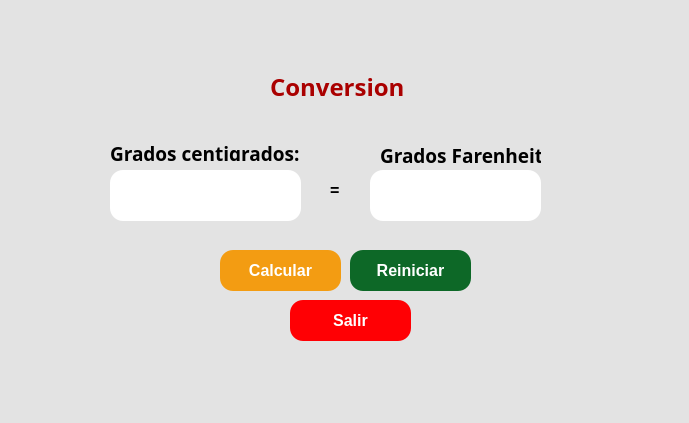
Old version of the form Unidad 2/Ejercicios/E01_Ejercicio1.ui in the repository Emanuel-Izaguirre-Cortes-03/Pip_2025_1_eq_4_i.
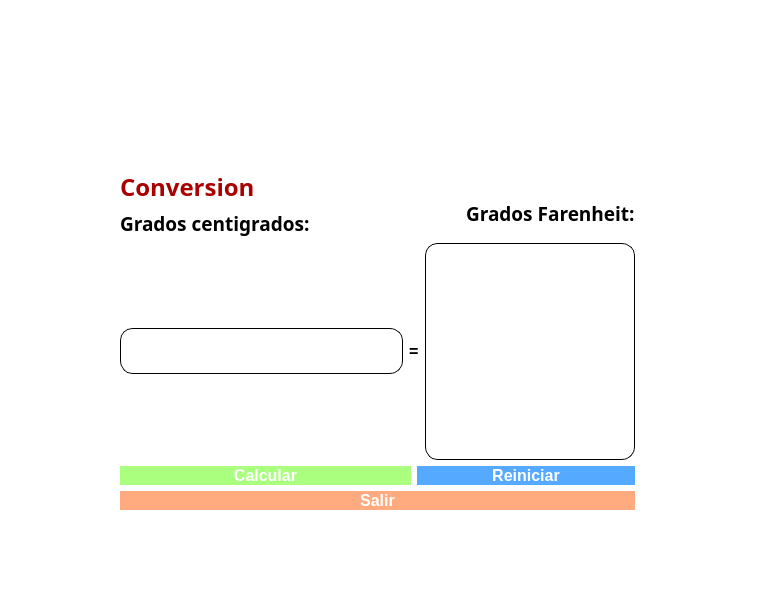
New version of the form. Icons and pictures are not drawn.

The edit to the form file:
```diff
--- a/Unidad 2/Ejercicios/E01_Ejercicio1.ui
+++ b/Unidad 2/Ejercicios/E01_Ejercicio1.ui
@@ -6,24 +6,25 @@
    <rect>
     <x>0</x>
     <y>0</y>
-    <width>689</width>
-    <height>423</height>
+    <width>784</width>
+    <height>614</height>
    </rect>
   </property>
   <property name="windowTitle">
    <string>MainWindow</string>
   </property>
   <property name="styleSheet">
-   <string notr="true">background-color: rgb(227, 227, 227);</string>
+   <string notr="true">background-color: rgb(227, 227, 227);
+background-color: rgb(255, 255, 255);</string>
   </property>
   <widget class="QWidget" name="centralwidget">
    <widget class="QLabel" name="label_3">
     <property name="geometry">
      <rect>
-      <x>0</x>
-      <y>0</y>
-      <width>171</width>
-      <height>51</height>
+      <x>40</x>
+      <y>20</y>
+      <width>191</width>
+      <height>111</height>
      </rect>
     </property>
     <property name="text">
@@ -39,10 +40,10 @@
    <widget class="QLabel" name="label_4">
     <property name="geometry">
      <rect>
-      <x>530</x>
-      <y>0</y>
-      <width>161</width>
-      <height>51</height>
+      <x>540</x>
+      <y>30</y>
+      <width>191</width>
+      <height>91</height>
      </rect>
     </property>
     <property name="text">
@@ -55,63 +56,37 @@
      <bool>true</bool>
     </property>
    </widget>
-   <widget class="QLabel" name="label_5">
+   <widget class="QWidget" name="">
     <property name="geometry">
      <rect>
-      <x>590</x>
-      <y>290</y>
-      <width>91</width>
-      <height>81</height>
+      <x>120</x>
+      <y>170</y>
+      <width>515</width>
+      <height>340</height>
      </rect>
     </property>
+    <layout class="QGridLayout" name="gridLayout">
+     <item row="0" column="0" rowspan="2" colspan="5">
+      <widget class="QLabel" name="label_6">
     <property name="font">
      <font>
-      <pointsize>8</pointsize>
-     </font>
-    </property>
-    <property name="cursor">
-     <cursorShape>ArrowCursor</cursorShape>
-    </property>
+         <family>Segoe UI Black</family>
+         <pointsize>12</pointsize>
+         <weight>75</weight>
+         <bold>true</bold>
+        </font>
+       </property>
     <property name="styleSheet">
-     <string notr="true"/>
+        <string notr="true">color: rgb(0, 0, 0);
+alternate-background-color: rgb(16, 16, 16);</string>
     </property>
     <property name="text">
-     <string/>
-    </property>
-    <property name="pixmap">
-     <pixmap>../../../../3D Objects/Castor.jpg</pixmap>
-    </property>
-    <property name="scaledContents">
-     <bool>true</bool>
-    </property>
-   </widget>
-   <widget class="QLabel" name="label">
-    <property name="geometry">
-     <rect>
-      <x>110</x>
-      <y>140</y>
-      <width>201</width>
-      <height>21</height>
-     </rect>
-    </property>
-    <property name="font">
-     <font>
-      <family>Rockwell</family>
-     </font>
-    </property>
-    <property name="text">
-     <string>&lt;html&gt;&lt;head/&gt;&lt;body&gt;&lt;p&gt;&lt;span style=&quot; font-size:14pt; font-weight:600;&quot;&gt;Grados centigrados:&lt;/span&gt;&lt;/p&gt;&lt;/body&gt;&lt;/html&gt;</string>
-    </property>
-   </widget>
+        <string>&lt;html&gt;&lt;head/&gt;&lt;body&gt;&lt;p&gt;&lt;span style=&quot; font-size:18pt; color:#aa0000;&quot;&gt;Conversion&lt;/span&gt;&lt;/p&gt;&lt;/body&gt;&lt;/html&gt;</string>
+       </property>
+      </widget>
+     </item>
+     <item row="1" column="4" rowspan="2">
    <widget class="QLabel" name="label_2">
-    <property name="geometry">
-     <rect>
-      <x>380</x>
-      <y>140</y>
-      <width>161</width>
-      <height>31</height>
-     </rect>
-    </property>
     <property name="font">
      <font>
       <family>Rockwell Condensed</family>
@@ -123,109 +98,46 @@
      <string>&lt;html&gt;&lt;head/&gt;&lt;body&gt;&lt;p&gt;&lt;span style=&quot; font-size:14pt; font-weight:600;&quot;&gt;Grados Farenheit:&lt;/span&gt;&lt;/p&gt;&lt;/body&gt;&lt;/html&gt;</string>
     </property>
    </widget>
-   <widget class="QLabel" name="label_6">
-    <property name="geometry">
-     <rect>
-      <x>270</x>
-      <y>70</y>
-      <width>141</width>
-      <height>31</height>
-     </rect>
-    </property>
+     </item>
+     <item row="2" column="0">
+      <widget class="QLabel" name="label">
     <property name="font">
      <font>
-      <family>Segoe UI Black</family>
-      <pointsize>12</pointsize>
-      <weight>75</weight>
-      <bold>true</bold>
+         <family>Rockwell</family>
      </font>
     </property>
     <property name="text">
-     <string>&lt;html&gt;&lt;head/&gt;&lt;body&gt;&lt;p&gt;&lt;span style=&quot; font-size:18pt; color:#aa0000;&quot;&gt;Conversion&lt;/span&gt;&lt;/p&gt;&lt;/body&gt;&lt;/html&gt;</string>
-    </property>
-   </widget>
-   <widget class="QPushButton" name="btn_reiniciar">
-    <property name="geometry">
-     <rect>
-      <x>350</x>
-      <y>250</y>
-      <width>121</width>
-      <height>41</height>
-     </rect>
-    </property>
-    <property name="font">
-     <font>
-      <pointsize>12</pointsize>
-      <weight>75</weight>
-      <bold>true</bold>
-     </font>
-    </property>
-    <property name="styleSheet">
-     <string notr="true">color: rgb(255, 255, 255);
-background-color: rgb(13, 104, 39);
-border-radius:13px;
-</string>
-    </property>
-    <property name="text">
-     <string>Reiniciar</string>
-    </property>
-   </widget>
+        <string>&lt;html&gt;&lt;head/&gt;&lt;body&gt;&lt;p&gt;&lt;span style=&quot; font-size:14pt; font-weight:600;&quot;&gt;Grados centigrados:&lt;/span&gt;&lt;/p&gt;&lt;/body&gt;&lt;/html&gt;</string>
+       </property>
+      </widget>
+     </item>
+     <item row="3" column="0">
    <widget class="QLineEdit" name="txt_centigrados">
-    <property name="geometry">
-     <rect>
-      <x>110</x>
-      <y>170</y>
-      <width>191</width>
-      <height>51</height>
-     </rect>
-    </property>
     <property name="font">
      <font>
-      <pointsize>14</pointsize>
+         <pointsize>28</pointsize>
      </font>
     </property>
     <property name="styleSheet">
      <string notr="true">background-color: rgb(255, 255, 255);
-border-radius:13px;</string>
-    </property>
-    <property name="text">
-     <string/>
-    </property>
-   </widget>
-   <widget class="QPushButton" name="btn_calcular">
-    <property name="geometry">
-     <rect>
-      <x>220</x>
-      <y>250</y>
-      <width>121</width>
-      <height>41</height>
-     </rect>
-    </property>
-    <property name="font">
-     <font>
-      <pointsize>12</pointsize>
-      <weight>75</weight>
-      <bold>true</bold>
-     </font>
-    </property>
-    <property name="styleSheet">
-     <string notr="true">background-color: #F39C12;
+border-color: rgb(0, 0, 0);
 border-radius:13px;
-color: rgb(255, 255, 255);</string>
+border:1.3px solid black;</string>
     </property>
     <property name="text">
-     <string>Calcular</string>
-    </property>
-   </widget>
+        <string/>
+       </property>
+      </widget>
+     </item>
+     <item row="3" column="1" colspan="2">
+      <widget class="QLabel" name="label_7">
+       <property name="text">
+        <string>&lt;html&gt;&lt;head/&gt;&lt;body&gt;&lt;p&gt;&lt;span style=&quot; font-size:12pt; font-weight:600;&quot;&gt;=&lt;/span&gt;&lt;/p&gt;&lt;/body&gt;&lt;/html&gt;</string>
+       </property>
+      </widget>
+     </item>
+     <item row="3" column="3" colspan="2">
    <widget class="QTextEdit" name="txt_farenheit">
-    <property name="geometry">
-     <rect>
-      <x>370</x>
-      <y>170</y>
-      <width>171</width>
-      <height>51</height>
-     </rect>
-    </property>
     <property name="font">
      <font>
       <pointsize>14</pointsize>
@@ -233,7 +145,10 @@
     </property>
     <property name="styleSheet">
      <string notr="true">background-color: rgb(255, 255, 255);
-border-radius:13px;</string>
+border-radius:13px;
+border-color: rgb(0, 0, 0);
+border-radius:13px;
+border:1.3px solid black;</string>
     </property>
     <property name="html">
      <string>&lt;!DOCTYPE HTML PUBLIC &quot;-//W3C//DTD HTML 4.0//EN&quot; &quot;http://www.w3.org/TR/REC-html40/strict.dtd&quot;&gt;
@@ -243,28 +158,49 @@
 &lt;p style=&quot;-qt-paragraph-type:empty; margin-top:0px; margin-bottom:0px; margin-left:0px; margin-right:0px; -qt-block-indent:0; text-indent:0px; font-size:8.25pt;&quot;&gt;&lt;br /&gt;&lt;/p&gt;&lt;/body&gt;&lt;/html&gt;</string>
     </property>
    </widget>
-   <widget class="QLabel" name="label_7">
-    <property name="geometry">
-     <rect>
-      <x>330</x>
-      <y>180</y>
-      <width>31</width>
-      <height>21</height>
-     </rect>
-    </property>
+     </item>
+     <item row="4" column="0" colspan="2">
+      <widget class="QPushButton" name="btn_calcular">
+       <property name="font">
+        <font>
+         <pointsize>12</pointsize>
+         <weight>75</weight>
+         <bold>true</bold>
+        </font>
+       </property>
+       <property name="styleSheet">
+        <string notr="true">background-color: #F39C12;
+background-color: rgb(170, 255, 127);
+border-radius:13px;
+color: rgb(255, 255, 255);</string>
+       </property>
     <property name="text">
-     <string>&lt;html&gt;&lt;head/&gt;&lt;body&gt;&lt;p&gt;&lt;span style=&quot; font-size:12pt; font-weight:600;&quot;&gt;=&lt;/span&gt;&lt;/p&gt;&lt;/body&gt;&lt;/html&gt;</string>
-    </property>
-   </widget>
+        <string>Calcular</string>
+       </property>
+      </widget>
+     </item>
+     <item row="4" column="2" colspan="3">
+      <widget class="QPushButton" name="btn_reiniciar">
+       <property name="font">
+        <font>
+         <pointsize>12</pointsize>
+         <weight>75</weight>
+         <bold>true</bold>
+        </font>
+       </property>
+       <property name="styleSheet">
+        <string notr="true">color: rgb(255, 255, 255);
+border-radius:13px;
+background-color: rgb(85, 170, 255);
+</string>
+       </property>
+       <property name="text">
+        <string>Reiniciar</string>
+       </property>
+      </widget>
+     </item>
+     <item row="5" column="0" colspan="5">
    <widget class="QPushButton" name="btn_salir">
-    <property name="geometry">
-     <rect>
-      <x>290</x>
-      <y>300</y>
-      <width>121</width>
-      <height>41</height>
-     </rect>
-    </property>
     <property name="font">
      <font>
       <pointsize>12</pointsize>
@@ -274,14 +210,17 @@
     </property>
     <property name="styleSheet">
      <string notr="true">color: rgb(255, 255, 255);
-background-color: rgb(255, 0, 4);
 border-radius:13px;
+background-color: rgb(255, 170, 127);
 </string>
     </property>
     <property name="text">
      <string>Salir</string>
     </property>
    </widget>
+     </item>
+    </layout>
+   </widget>
   </widget>
   <widget class="QMenuBar" name="menubar">
    <property name="geometry">
```
Left out of the diff: 8 changed lines with no effect on the pictures. Lines whose indentation alone changed are shown as unchanged.
